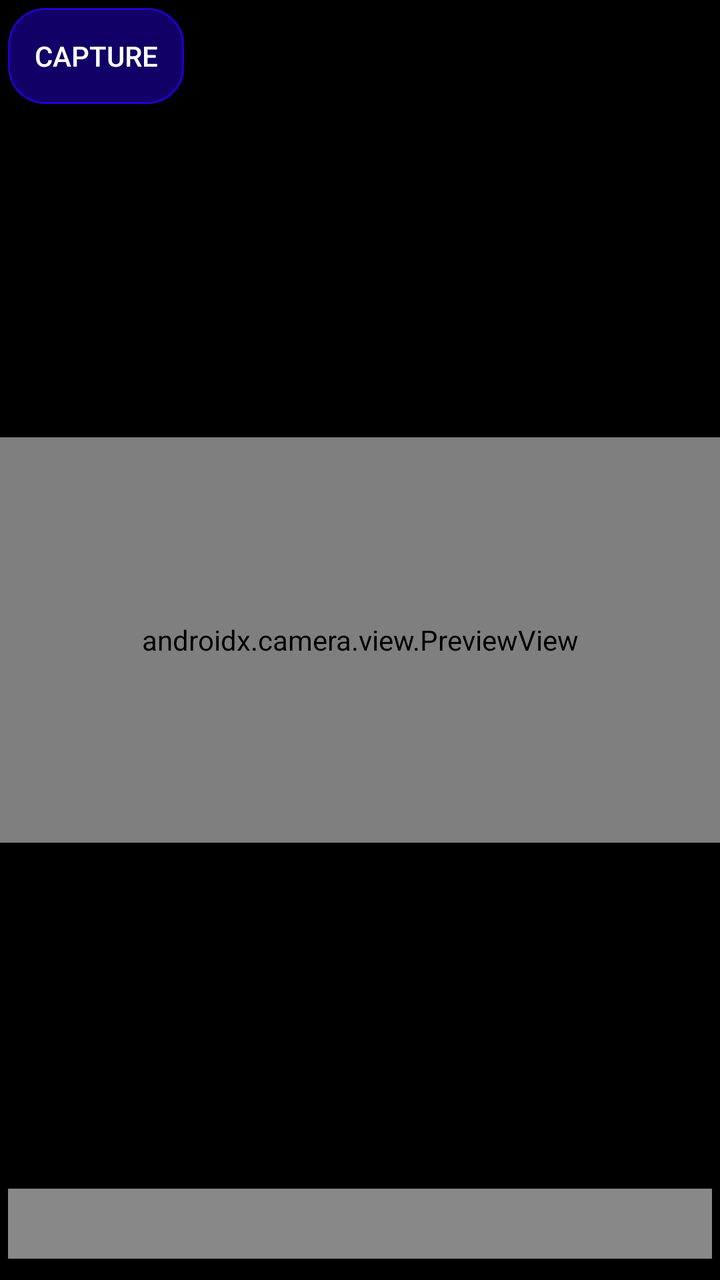
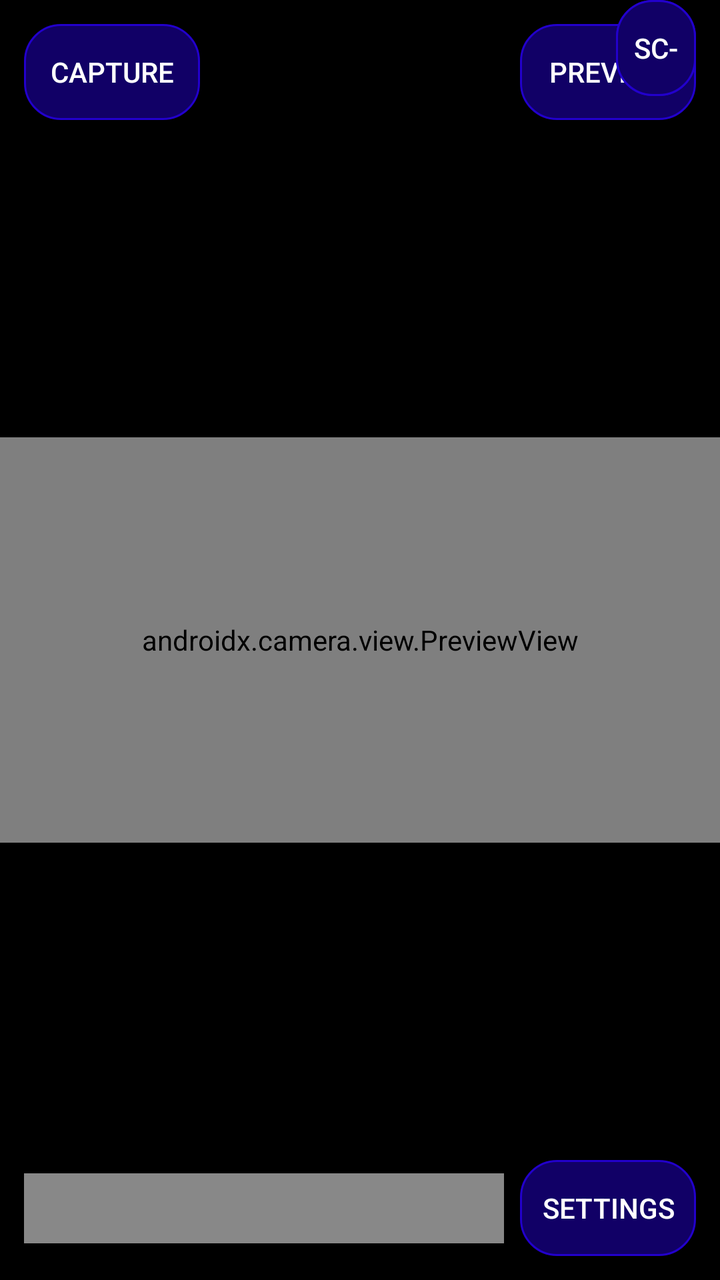

Compare the two renders of this Android layout. The source of the first and the diff that turns it into the second are given below.
<!-- AndroidManifest.xml: application theme Theme.AppCompat.Light.NoActionBar -->
<!-- res/layout/activity_main.xml -->
<?xml version="1.0" encoding="utf-8"?>
<androidx.constraintlayout.widget.ConstraintLayout
    xmlns:android="http://schemas.android.com/apk/res/android"
    xmlns:app="http://schemas.android.com/apk/res-auto"
    xmlns:tools="http://schemas.android.com/tools"
    android:layout_width="match_parent"
    android:layout_height="match_parent"
    android:background="@color/black">

    <androidx.camera.view.PreviewView
        android:id="@+id/previewView"
        android:layout_width="0dp"
        android:layout_height="0dp"
        app:layout_constraintTop_toTopOf="parent"
        app:layout_constraintBottom_toBottomOf="parent"
        app:layout_constraintStart_toStartOf="parent"
        app:layout_constraintEnd_toEndOf="parent"
        app:layout_constraintDimensionRatio="16:9" />

    <ImageView
        android:id="@+id/onionSkinView"
        android:layout_width="0dp"
        android:layout_height="0dp"
        android:alpha="0.4"
        android:contentDescription="@string/onion_skin"
        android:scaleType="fitCenter"
        android:visibility="visible"
        app:layout_constraintTop_toTopOf="parent"
        app:layout_constraintBottom_toBottomOf="parent"
        app:layout_constraintStart_toStartOf="parent"
        app:layout_constraintEnd_toEndOf="parent" />

    <GridLayout
        android:id="@+id/gridLayout"
        android:layout_width="0dp"
        android:layout_height="0dp"
        android:columnCount="6"
        android:rowCount="6"
        android:useDefaultMargins="true"

        app:layout_constraintTop_toTopOf="parent"
        app:layout_constraintBottom_toBottomOf="parent"
        app:layout_constraintStart_toStartOf="parent"
        app:layout_constraintEnd_toEndOf="parent">

        
        <Button
            android:id="@+id/captureButton"
            android:layout_row="0"
            android:layout_column="0"
            android:background="@drawable/rounded"
            android:text="@string/capture_frame"
            android:textColor="@android:color/white" />

        <Button
            android:id="@+id/previewButton"
            android:layout_row="0"
            android:layout_column="5"
            android:layout_gravity="end"
            android:background="@drawable/rounded"
            android:text="Preview"
            android:textColor="@android:color/white" />

        
        <Button
            android:id="@+id/upFolder"
            android:layout_row="2"
            android:layout_column="5"
            android:layout_width="40dp"
            android:layout_gravity="end"
            android:background="@drawable/rounded"
            android:text="Sc+"
            android:textColor="@android:color/white" />

        <Button
            android:id="@+id/downFolder"
            android:layout_row="3"
            android:layout_column="5"
            android:layout_width="40dp"
            android:layout_gravity="end"
            android:background="@drawable/rounded"
            android:text="Sc-"
            android:textColor="@android:color/white" />

        
        <TextView
            android:id="@+id/label"
            android:layout_row="5"
            android:layout_column="0"
            android:layout_columnSpan="5"
            android:layout_width="match_parent"
            android:background="#88FFFFFF"
            android:textColor="@color/black"
            android:padding="8dp" />

        <Button
            android:id="@+id/settingsButton"
            android:layout_row="5"
            android:layout_column="5"
            android:layout_gravity="end"
            android:background="@drawable/rounded"
            android:text="Settings"
            android:textColor="@android:color/white" />

    </GridLayout>

</androidx.constraintlayout.widget.ConstraintLayout>
<!-- resources referenced by this layout -->
<resources>
  <color name="black">#FF000000</color>
  <!-- drawable rounded (drawable) -->
  <shape xmlns:android="http://schemas.android.com/apk/res/android">
      <solid android:color="#110066"/>
      <corners android:radius="18dp"/>
      <stroke android:width="1dp" android:color="#2200cc"/>
  </shape>
  <string name="capture_frame">Capture</string>
  <string name="onion_skin">onion skin</string>
</resources>

<!-- the commit's change to res/layout/activity_main.xml (unified diff, before → after) -->
@@ -2,11 +2,11 @@
 <androidx.constraintlayout.widget.ConstraintLayout
     xmlns:android="http://schemas.android.com/apk/res/android"
     xmlns:app="http://schemas.android.com/apk/res-auto"
-    xmlns:tools="http://schemas.android.com/tools"
     android:layout_width="match_parent"
     android:layout_height="match_parent"
     android:background="@color/black">
 
+    
     <androidx.camera.view.PreviewView
         android:id="@+id/previewView"
         android:layout_width="0dp"
@@ -17,6 +17,7 @@
         app:layout_constraintEnd_toEndOf="parent"
         app:layout_constraintDimensionRatio="16:9" />
 
+    
     <ImageView
         android:id="@+id/onionSkinView"
         android:layout_width="0dp"
@@ -24,84 +25,88 @@
         android:alpha="0.4"
         android:contentDescription="@string/onion_skin"
         android:scaleType="fitCenter"
-        android:visibility="visible"
         app:layout_constraintTop_toTopOf="parent"
         app:layout_constraintBottom_toBottomOf="parent"
         app:layout_constraintStart_toStartOf="parent"
         app:layout_constraintEnd_toEndOf="parent" />
 
-    <GridLayout
-        android:id="@+id/gridLayout"
+    
+    <Button
+        android:id="@+id/captureButton"
+        android:layout_width="wrap_content"
+        android:layout_height="wrap_content"
+        android:text="@string/capture_frame"
+        android:textColor="@android:color/white"
+        android:background="@drawable/rounded"
+        app:layout_constraintTop_toTopOf="parent"
+        app:layout_constraintStart_toStartOf="parent"
+        android:layout_margin="12dp" />
+
+    
+    <Button
+        android:id="@+id/previewButton"
+        android:layout_width="wrap_content"
+        android:layout_height="wrap_content"
+        android:text="Preview"
+        android:textColor="@android:color/white"
+        android:background="@drawable/rounded"
+        app:layout_constraintTop_toTopOf="parent"
+        app:layout_constraintEnd_toEndOf="parent"
+        android:layout_margin="12dp" />
+
+    
+    <Button
+        android:id="@+id/upFolder"
+        android:layout_width="40dp"
+        android:layout_height="wrap_content"
+        android:text="Sc+"
+        android:textColor="@android:color/white"
+        android:background="@drawable/rounded"
+        app:layout_constraintEnd_toEndOf="parent"
+        app:layout_constraintTop_toTopOf="parent"
+        app:layout_constraintVertical_bias="0.4"
+        android:layout_marginEnd="12dp" />
+
+    <Button
+        android:id="@+id/downFolder"
+        android:layout_width="40dp"
+        android:layout_height="wrap_content"
+        android:text="Sc-"
+        android:textColor="@android:color/white"
+        android:background="@drawable/rounded"
+        app:layout_constraintEnd_toEndOf="parent"
+        app:layout_constraintTop_toTopOf="parent"
+        app:layout_constraintVertical_bias="0.55"
+        android:layout_marginEnd="12dp" />
+
+    
+
+    
+    <Button
+        android:id="@+id/settingsButton"
+        android:layout_width="wrap_content"
+        android:layout_height="wrap_content"
+        android:text="Settings"
+        android:textColor="@android:color/white"
+        android:background="@drawable/rounded"
+        app:layout_constraintBottom_toBottomOf="parent"
+        app:layout_constraintEnd_toEndOf="parent"
+        android:layout_margin="12dp" />
+
+    
+    <TextView
+        android:id="@+id/label"
         android:layout_width="0dp"
-        android:layout_height="0dp"
-        android:columnCount="6"
-        android:rowCount="6"
-        android:useDefaultMargins="true"
+        android:layout_height="wrap_content"
+        android:background="#88FFFFFF"
+        android:textColor="@color/black"
+        android:padding="8dp"
 
-        app:layout_constraintTop_toTopOf="parent"
-        app:layout_constraintBottom_toBottomOf="parent"
         app:layout_constraintStart_toStartOf="parent"
-        app:layout_constraintEnd_toEndOf="parent">
-
-        
-        <Button
-            android:id="@+id/captureButton"
-            android:layout_row="0"
-            android:layout_column="0"
-            android:background="@drawable/rounded"
-            android:text="@string/capture_frame"
-            android:textColor="@android:color/white" />
-
-        <Button
-            android:id="@+id/previewButton"
-            android:layout_row="0"
-            android:layout_column="5"
-            android:layout_gravity="end"
-            android:background="@drawable/rounded"
-            android:text="Preview"
-            android:textColor="@android:color/white" />
-
-        
-        <Button
-            android:id="@+id/upFolder"
-            android:layout_row="2"
-            android:layout_column="5"
-            android:layout_width="40dp"
-            android:layout_gravity="end"
-            android:background="@drawable/rounded"
-            android:text="Sc+"
-            android:textColor="@android:color/white" />
-
-        <Button
-            android:id="@+id/downFolder"
-            android:layout_row="3"
-            android:layout_column="5"
-            android:layout_width="40dp"
-            android:layout_gravity="end"
-            android:background="@drawable/rounded"
-            android:text="Sc-"
-            android:textColor="@android:color/white" />
-
-        
-        <TextView
-            android:id="@+id/label"
-            android:layout_row="5"
-            android:layout_column="0"
-            android:layout_columnSpan="5"
-            android:layout_width="match_parent"
-            android:background="#88FFFFFF"
-            android:textColor="@color/black"
-            android:padding="8dp" />
-
-        <Button
-            android:id="@+id/settingsButton"
-            android:layout_row="5"
-            android:layout_column="5"
-            android:layout_gravity="end"
-            android:background="@drawable/rounded"
-            android:text="Settings"
-            android:textColor="@android:color/white" />
-
-    </GridLayout>
+        app:layout_constraintEnd_toStartOf="@id/settingsButton"
+        app:layout_constraintBottom_toBottomOf="@id/settingsButton"
+        app:layout_constraintTop_toTopOf="@id/settingsButton"
+        android:layout_marginStart="12dp"
+        android:layout_marginEnd="8dp" />
 
 </androidx.constraintlayout.widget.ConstraintLayout>
